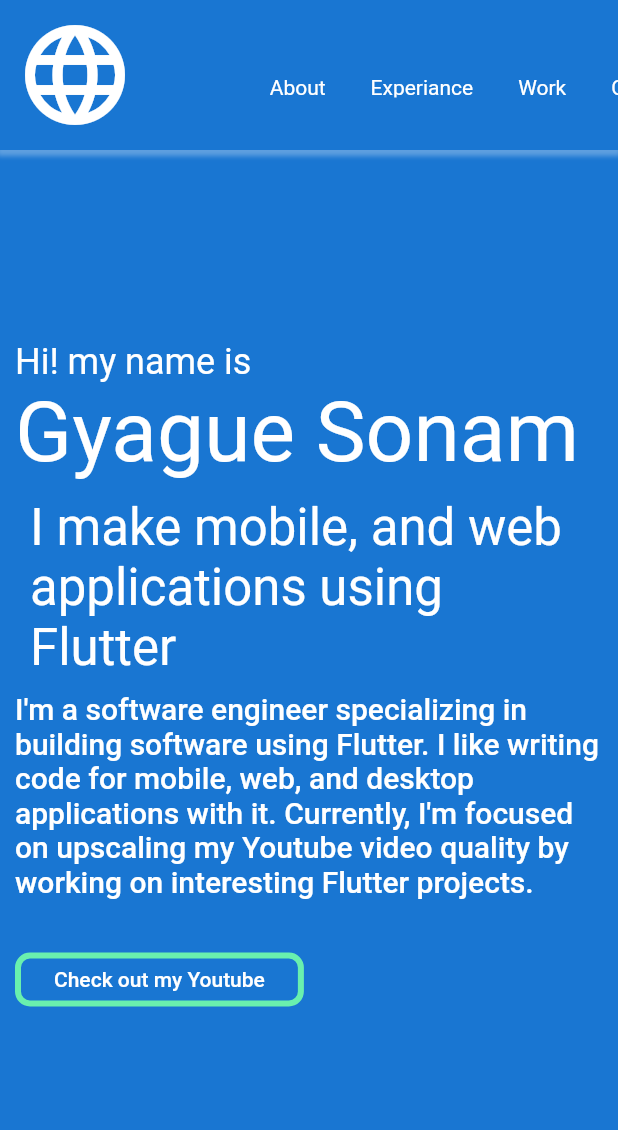
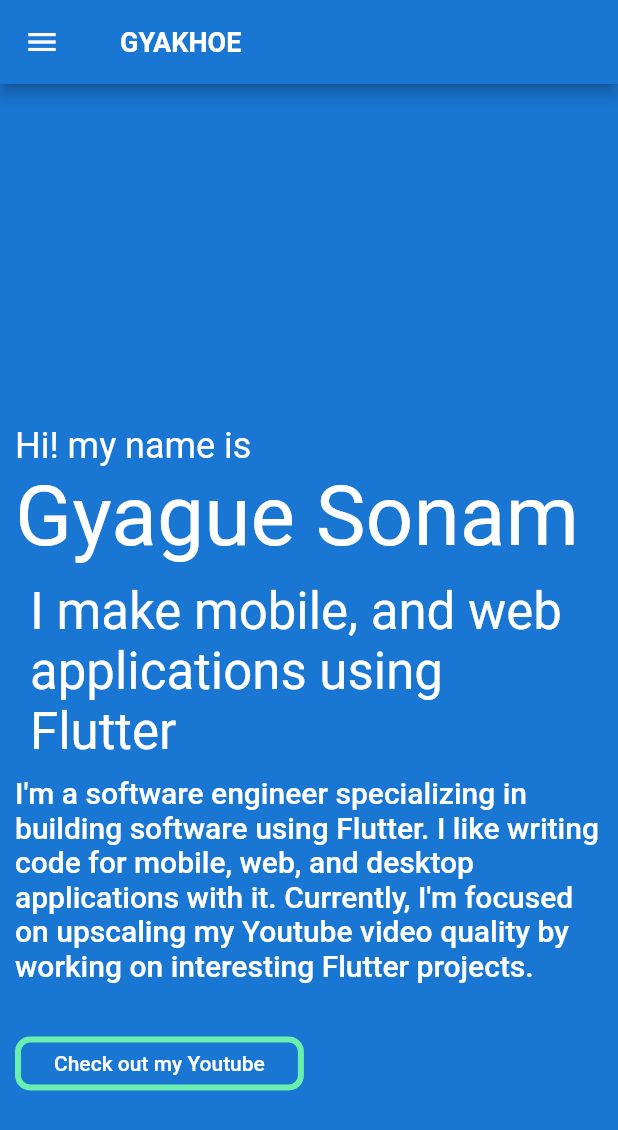
Before and after one commit to gyakhoe/portfolio, a Flutter app: the screen it shows after launch, on a phone screen of 412 x 824 dp. Shown: the top 1130 px of the screen. Run offline on Flutter 3.47's test engine with Material 2 defaults, Android fonts, the phone set to English and light mode, and no system bars; our stand-ins replace bloc, font_awesome_flutter; generated files the repository leaves out were written again.

Commit message:
Top header changed to appbar

```diff
--- a/lib/header/views/top_header_page.dart
+++ b/lib/header/views/top_header_page.dart
@@ -1,107 +1,43 @@
 import 'package:flutter/material.dart';
 import 'package:portfolio/l10n/l10n.dart';
+import 'package:portfolio/navigation/views/navigation_view.dart';
+import 'package:portfolio/utilities/open_functions.dart';
 
-class TopHeaderPage extends StatelessWidget {
-  const TopHeaderPage({Key? key}) : super(key: key);
+class TopHeaderPage extends StatelessWidget implements PreferredSize {
+  const TopHeaderPage({
+    Key? key,
+    required double height,
+  })  : _height = height,
+        super(key: key);
+  final double _height;
 
   @override
   Widget build(BuildContext context) {
     final l10n = context.l10n;
-    return Align(
-      alignment: Alignment.topCenter,
-      child: Container(
-        decoration: BoxDecoration(
-          boxShadow: const [
-            BoxShadow(
-              color: Colors.white30,
-              offset: Offset(
-                0,
-                2,
-              ),
-              blurRadius: 2,
-              spreadRadius: 2,
-            ), //BoxShadow
-            BoxShadow(
-              color: Colors.white,
-            ),
-          ],
-          color: Theme.of(context).primaryColorDark,
+    return AppBar(
+      automaticallyImplyLeading: isMobileView(context: context),
+      toolbarHeight: _height,
+      backgroundColor: Theme.of(context).primaryColorDark,
+      title: TextButton(
+        child: Text(
+          l10n.navTitle,
+          style: const TextStyle(
+            fontWeight: FontWeight.bold,
+            color: Colors.white,
+            fontSize: 18,
+          ),
         ),
-        height: 100,
-        width: MediaQuery.of(context).size.width,
-        child: Stack(
-          children: [
-            const Align(
-              alignment: Alignment.centerLeft,
-              child: Padding(
-                padding: EdgeInsets.all(10),
-                child: Icon(
-                  Icons.language,
-                  color: Colors.white,
-                  size: 80,
-                ),
-              ),
-            ),
-            Align(
-              alignment: Alignment.centerRight,
-              child: SizedBox(
-                width: MediaQuery.of(context).size.width * 0.6,
-                child: Align(
-                  alignment: Alignment.centerRight,
-                  child: ListView(
-                    padding: const EdgeInsets.only(
-                      top: 35,
-                      bottom: 20,
-                      right: 10,
-                    ),
-                    scrollDirection: Axis.horizontal,
-                    shrinkWrap: true,
-                    children: [
-                      _navItem(textToDisplay: l10n.navAboutTitle),
-                      _navItem(textToDisplay: l10n.navExperianceTitle),
-                      _navItem(textToDisplay: l10n.navWorkTitle),
-                      _navItem(textToDisplay: l10n.navContactTitle),
-                      MaterialButton(
-                        onPressed: () {},
-                        shape: RoundedRectangleBorder(
-                          borderRadius: BorderRadius.circular(10),
-                          side: const BorderSide(
-                            color: Colors.white,
-                            width: 2,
-                          ),
-                        ),
-                        child: Text(
-                          l10n.navResumeTitle,
-                          style: const TextStyle(
-                            color: Colors.white,
-                          ),
-                        ),
-                      )
-                    ],
-                  ),
-                ),
-              ),
-            ),
-          ],
-        ),
+        onPressed: () {},
       ),
+      actions: isMobileView(context: context)
+          ? List.empty()
+          : navItems(context: context),
     );
   }
 
-  Widget _navItem({required String textToDisplay}) {
-    return Container(
-      margin: const EdgeInsets.all(10),
-      padding: const EdgeInsets.all(5),
-      child: Text(
-        textToDisplay,
-        style: _homeNavTextStyle(),
-      ),
-    );
-  }
+  @override
+  Widget get child => throw UnimplementedError();
 
-  TextStyle _homeNavTextStyle() {
-    return const TextStyle(
-      color: Colors.white,
-    );
-  }
+  @override
+  Size get preferredSize => Size.fromHeight(_height);
 }
--- a/lib/home/views/home_page.dart
+++ b/lib/home/views/home_page.dart
@@ -6,6 +6,7 @@ import 'package:portfolio/footer/views/footer_page.dart';
 import 'package:portfolio/header/views/side_header_page.dart';
 import 'package:portfolio/header/views/top_header_page.dart';
 import 'package:portfolio/main/views/main_page.dart';
+import 'package:portfolio/navigation/views/navigation_view.dart';
 import 'package:portfolio/utilities/open_functions.dart';
 import 'package:portfolio/utilities/responsive_ui.dart';
 import 'package:portfolio/work/views/work_page.dart';
@@ -15,8 +16,17 @@ class HomePage extends StatelessWidget {
 
   @override
   Widget build(BuildContext context) {
-    return const Scaffold(
-      body: _HomeView(),
+    return Scaffold(
+      drawer: Drawer(
+        backgroundColor: Theme.of(context).primaryColorDark,
+        child: ListView(
+          children: navItems(context: context),
+        ),
+      ),
+      appBar: TopHeaderPage(
+        height: isMobileView(context: context) ? 56 : 80,
+      ),
+      body: const _HomeView(),
     );
   }
 }
@@ -29,7 +39,7 @@ class _HomeView extends StatelessWidget {
     return Stack(
       children: [
         _homeListView(context),
-        const TopHeaderPage(),
+        // const TopHeaderPage(),
         if (MediaQuery.of(context).size.width < ReponsiveUI.mobileMaxWidth)
           Container()
         else
--- a/lib/l10n/arb/app_en.arb
+++ b/lib/l10n/arb/app_en.arb
@@ -290,6 +290,11 @@
         "description": "Design inspired from Brittany chang profile text in footer of portfolio"
     },
     "@@locale": "en",
+    "navTitle": "GYAKHOE",
+    "@navTitle": {
+        "description": "Title of the header"
+    },
+    "@@locale": "en",
     "navAboutTitle": "About",
     "@navAboutTitle": {
         "description": "Title for about button on navigation header"
--- /dev/null
+++ b/lib/navigation/views/navigation_view.dart
@@ -0,0 +1,98 @@
+import 'package:flutter/material.dart';
+import 'package:portfolio/l10n/l10n.dart';
+import 'package:portfolio/utilities/open_functions.dart';
+
+List<Widget> navItems({required BuildContext context}) {
+  final l10n = context.l10n;
+  final items = <Widget>[];
+  if (isMobileView(context: context)) {
+    items.add(
+      DrawerHeader(
+        padding: EdgeInsets.zero,
+        child: DrawerHeader(
+          decoration: const BoxDecoration(),
+          child: Image.asset(
+            l10n.aboutMeImage,
+            fit: BoxFit.fitWidth,
+          ),
+        ),
+      ),
+    );
+    for (final item in _navItemToDisplay(context: context)) {
+      items.add(item);
+    }
+  } else {
+    for (final item in _navItemToDisplay(context: context)) {
+      items.add(item);
+    }
+  }
+  items.add(navResumeButton(context: context));
+  return items;
+}
+
+List<Widget> _navItemToDisplay({required BuildContext context}) {
+  final l10n = context.l10n;
+  return [
+    _navItem(textToDisplay: l10n.navAboutTitle, context: context),
+    _navItem(textToDisplay: l10n.navExperianceTitle, context: context),
+    _navItem(textToDisplay: l10n.navWorkTitle, context: context),
+    _navItem(textToDisplay: l10n.navContactTitle, context: context),
+  ];
+}
+
+Widget _navItem({
+  required String textToDisplay,
+  required BuildContext context,
+}) {
+  return isMobileView(context: context)
+      ? ListTile(
+          title: Text(
+            textToDisplay,
+            style: _homeNavTextStyle(),
+          ),
+          onTap: () {},
+        )
+      : TextButton(
+          onPressed: () {},
+          child: Text(
+            textToDisplay,
+            style: _homeNavTextStyle(),
+          ),
+        );
+}
+
+TextStyle _homeNavTextStyle() {
+  return const TextStyle(
+    color: Colors.white,
+  );
+}
+
+Widget navResumeButton({required BuildContext context}) {
+  final l10n = context.l10n;
+  return Padding(
+    padding: isMobileView(context: context)
+        ? const EdgeInsets.symmetric(
+            horizontal: 20,
+          )
+        : const EdgeInsets.symmetric(
+            horizontal: 10,
+            vertical: 20,
+          ),
+    child: MaterialButton(
+      onPressed: () {},
+      shape: RoundedRectangleBorder(
+        borderRadius: BorderRadius.circular(10),
+        side: const BorderSide(
+          color: Colors.white,
+          width: 2,
+        ),
+      ),
+      child: Text(
+        l10n.navResumeTitle,
+        style: const TextStyle(
+          color: Colors.white,
+        ),
+      ),
+    ),
+  );
+}
```
